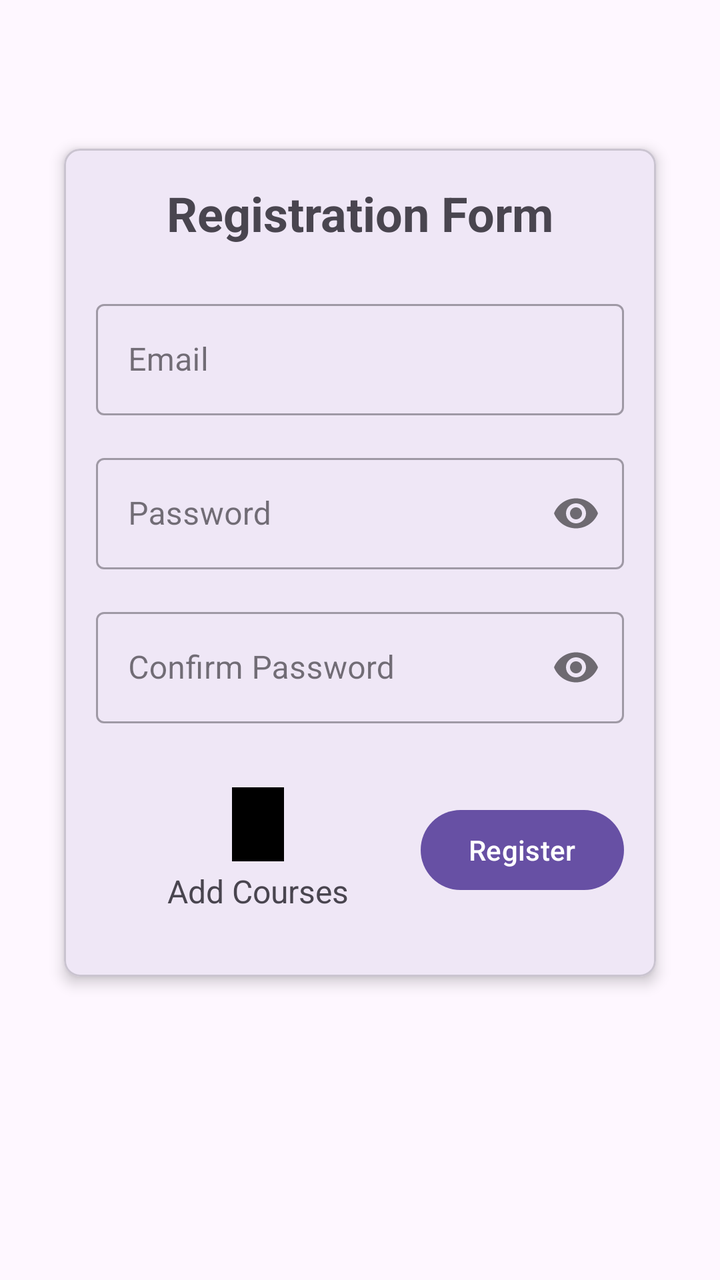
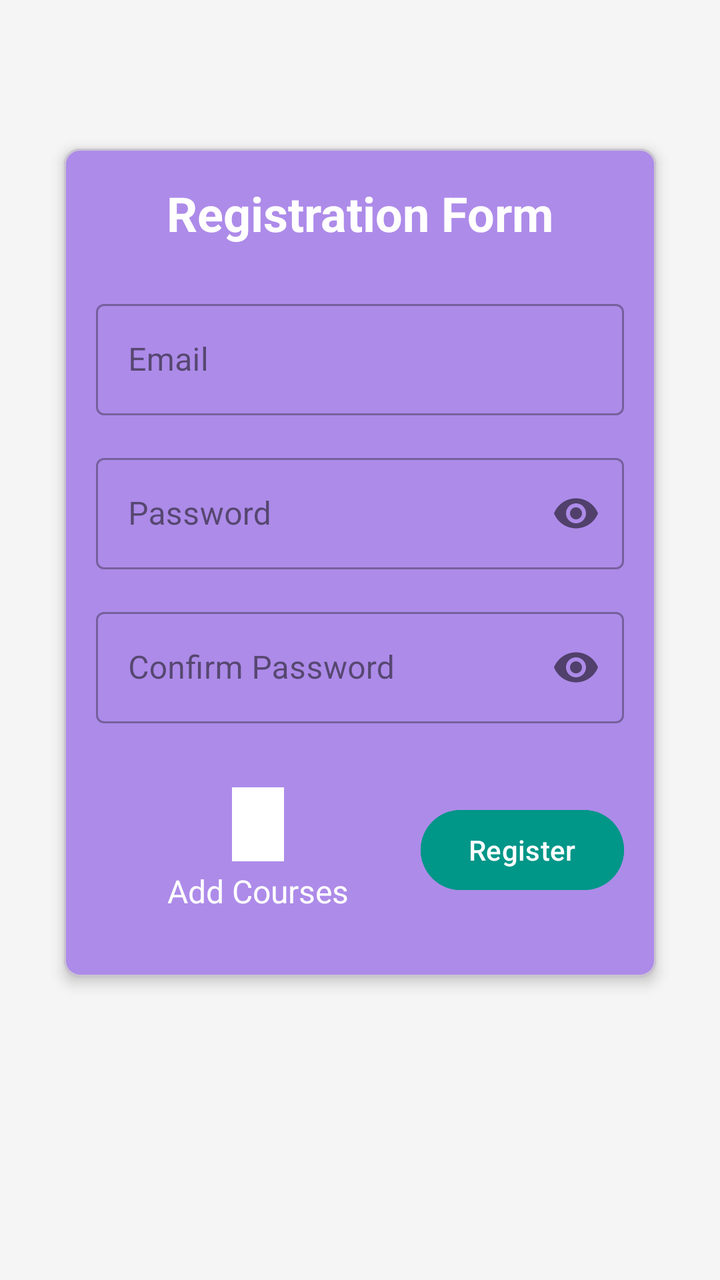

The first picture is an Android layout as it rendered before a commit; the second is the same layout after the commit. The layout source and the unified diff follow.
<!-- AndroidManifest.xml: application theme Theme.Studybuddy3 -->
<!-- res/layout/activity_signup.xml -->
<?xml version="1.0" encoding="utf-8"?>
<androidx.constraintlayout.widget.ConstraintLayout xmlns:android="http://schemas.android.com/apk/res/android"
    xmlns:app="http://schemas.android.com/apk/res-auto"
    android:layout_width="match_parent"
    android:layout_height="match_parent"
    android:padding="16dp">

    <com.google.android.material.card.MaterialCardView
        android:layout_width="match_parent"
        android:layout_height="wrap_content"
        android:layout_marginHorizontal="16dp"
        app:cardCornerRadius="8dp"
        app:cardElevation="4dp"
        app:layout_constraintBottom_toBottomOf="parent"
        app:layout_constraintTop_toTopOf="parent"
        app:layout_constraintVertical_bias="0.3">

        <LinearLayout
            android:layout_width="match_parent"
            android:layout_height="wrap_content"
            android:orientation="vertical"
            android:padding="16dp">

            <TextView
                android:layout_width="match_parent"
                android:layout_height="wrap_content"
                android:gravity="center"
                android:text="Registration Form"
                android:textSize="24sp"
                android:textStyle="bold"
                android:layout_marginBottom="24dp"/>

            <com.google.android.material.textfield.TextInputLayout
                android:id="@+id/emailLayout"
                android:layout_width="match_parent"
                android:layout_height="wrap_content"
                android:layout_marginBottom="16dp"
                style="@style/Widget.MaterialComponents.TextInputLayout.OutlinedBox">

                <com.google.android.material.textfield.TextInputEditText
                    android:id="@+id/emailInput"
                    android:layout_width="match_parent"
                    android:layout_height="wrap_content"
                    android:hint="Email"
                    android:inputType="textEmailAddress"/>
            </com.google.android.material.textfield.TextInputLayout>

            <com.google.android.material.textfield.TextInputLayout
                android:id="@+id/passwordLayout"
                android:layout_width="match_parent"
                android:layout_height="wrap_content"
                android:layout_marginBottom="16dp"
                app:passwordToggleEnabled="true"
                style="@style/Widget.MaterialComponents.TextInputLayout.OutlinedBox">

                <com.google.android.material.textfield.TextInputEditText
                    android:id="@+id/passwordInput"
                    android:layout_width="match_parent"
                    android:layout_height="wrap_content"
                    android:hint="Password"
                    android:inputType="textPassword"/>
            </com.google.android.material.textfield.TextInputLayout>

            <com.google.android.material.textfield.TextInputLayout
                android:id="@+id/confirmPasswordLayout"
                android:layout_width="match_parent"
                android:layout_height="wrap_content"
                android:layout_marginBottom="16dp"
                app:passwordToggleEnabled="true"
                style="@style/Widget.MaterialComponents.TextInputLayout.OutlinedBox">

                <com.google.android.material.textfield.TextInputEditText
                    android:id="@+id/confirmPasswordInput"
                    android:layout_width="match_parent"
                    android:layout_height="wrap_content"
                    android:hint="Confirm Password"
                    android:inputType="textPassword"/>
            </com.google.android.material.textfield.TextInputLayout>

            <com.google.android.material.chip.ChipGroup
                android:id="@+id/courseChipGroup"
                android:layout_width="match_parent"
                android:layout_height="wrap_content"
                android:layout_marginBottom="16dp"/>

            <LinearLayout
                android:layout_width="match_parent"
                android:layout_height="wrap_content"
                android:orientation="horizontal"
                android:gravity="center_vertical"
                android:layout_marginBottom="16dp">

                <LinearLayout
                    android:layout_width="0dp"
                    android:layout_height="wrap_content"
                    android:layout_weight="1"
                    android:orientation="vertical"
                    android:gravity="center">

                    <ImageButton
                        android:id="@+id/addCoursesButton"
                        android:layout_width="26dp"
                        android:layout_height="37dp"
                        android:adjustViewBounds="true"
                        android:background="?android:attr/selectableItemBackgroundBorderless"
                        android:contentDescription="Add Courses Button"
                        android:maxWidth="48dp"
                        android:maxHeight="48dp"
                        android:src="@drawable/ic_spinner" />

                    <TextView
                        android:layout_width="wrap_content"
                        android:layout_height="wrap_content"
                        android:gravity="center"
                        android:text="Add Courses"
                        android:textSize="16sp"
                        android:layout_marginTop="4dp"/>
                </LinearLayout>

                <com.google.android.material.button.MaterialButton
                    android:id="@+id/registerButton"
                    android:layout_width="wrap_content"
                    android:layout_height="wrap_content"
                    android:text="Register"
                    android:layout_gravity="center" />
            </LinearLayout>


            <ProgressBar
                android:id="@+id/progressBar"
                android:layout_width="wrap_content"
                android:layout_height="wrap_content"
                android:layout_gravity="center"
                android:visibility="gone"/>

        </LinearLayout>

    </com.google.android.material.card.MaterialCardView>

</androidx.constraintlayout.widget.ConstraintLayout>
<!-- resources referenced by this layout -->
<resources>
  <!-- drawable ic_spinner: png bitmap (drawable, 15351 bytes) -->
  <style name="Theme.Studybuddy3" parent="Base.Theme.Studybuddy3" />
  <style name="Base.Theme.Studybuddy3" parent="Theme.Material3.DayNight.NoActionBar">
          
          
      </style>
</resources>

<!-- the commit's change to res/layout/activity_signup.xml (unified diff, before → after) -->
@@ -3,7 +3,8 @@
     xmlns:app="http://schemas.android.com/apk/res-auto"
     android:layout_width="match_parent"
     android:layout_height="match_parent"
-    android:padding="16dp">
+    android:padding="16dp"
+    android:background="@color/background_color">
 
     <com.google.android.material.card.MaterialCardView
         android:layout_width="match_parent"
@@ -11,6 +12,7 @@
         android:layout_marginHorizontal="16dp"
         app:cardCornerRadius="8dp"
         app:cardElevation="4dp"
+        app:cardBackgroundColor="#AD8BE9"
         app:layout_constraintBottom_toBottomOf="parent"
         app:layout_constraintTop_toTopOf="parent"
         app:layout_constraintVertical_bias="0.3">
@@ -28,7 +30,8 @@
                 android:text="Registration Form"
                 android:textSize="24sp"
                 android:textStyle="bold"
-                android:layout_marginBottom="24dp"/>
+                android:layout_marginBottom="24dp"
+                android:textColor="@android:color/white" />
 
             <com.google.android.material.textfield.TextInputLayout
                 android:id="@+id/emailLayout"
@@ -42,7 +45,7 @@
                     android:layout_width="match_parent"
                     android:layout_height="wrap_content"
                     android:hint="Email"
-                    android:inputType="textEmailAddress"/>
+                    android:inputType="textEmailAddress" />
             </com.google.android.material.textfield.TextInputLayout>
 
             <com.google.android.material.textfield.TextInputLayout
@@ -58,7 +61,7 @@
                     android:layout_width="match_parent"
                     android:layout_height="wrap_content"
                     android:hint="Password"
-                    android:inputType="textPassword"/>
+                    android:inputType="textPassword" />
             </com.google.android.material.textfield.TextInputLayout>
 
             <com.google.android.material.textfield.TextInputLayout
@@ -74,14 +77,14 @@
                     android:layout_width="match_parent"
                     android:layout_height="wrap_content"
                     android:hint="Confirm Password"
-                    android:inputType="textPassword"/>
+                    android:inputType="textPassword" />
             </com.google.android.material.textfield.TextInputLayout>
 
             <com.google.android.material.chip.ChipGroup
                 android:id="@+id/courseChipGroup"
                 android:layout_width="match_parent"
                 android:layout_height="wrap_content"
-                android:layout_marginBottom="16dp"/>
+                android:layout_marginBottom="16dp" />
 
             <LinearLayout
                 android:layout_width="match_parent"
@@ -106,7 +109,8 @@
                         android:contentDescription="Add Courses Button"
                         android:maxWidth="48dp"
                         android:maxHeight="48dp"
-                        android:src="@drawable/ic_spinner" />
+                        android:src="@drawable/ic_spinner"
+                        app:tint="@android:color/white" />
 
                     <TextView
                         android:layout_width="wrap_content"
@@ -114,7 +118,8 @@
                         android:gravity="center"
                         android:text="Add Courses"
                         android:textSize="16sp"
-                        android:layout_marginTop="4dp"/>
+                        android:layout_marginTop="4dp"
+                        android:textColor="@android:color/white" />
                 </LinearLayout>
 
                 <com.google.android.material.button.MaterialButton
@@ -122,16 +127,16 @@
                     android:layout_width="wrap_content"
                     android:layout_height="wrap_content"
                     android:text="Register"
-                    android:layout_gravity="center" />
+                    android:backgroundTint="@color/secondary_color"
+                    android:textColor="@android:color/white" />
             </LinearLayout>
-
 
             <ProgressBar
                 android:id="@+id/progressBar"
                 android:layout_width="wrap_content"
                 android:layout_height="wrap_content"
                 android:layout_gravity="center"
-                android:visibility="gone"/>
+                android:visibility="gone" />
 
         </LinearLayout>
 
<!-- resource entries referenced after the edit -->
@@ -1,5 +1,7 @@
 <!-- resources referenced by this layout -->
 <resources>
+  <color name="background_color">#F5F5F5</color>
+  <color name="secondary_color">#009688</color>
   <!-- drawable ic_spinner: png bitmap (drawable, 15351 bytes) -->
   <style name="Theme.Studybuddy3" parent="Base.Theme.Studybuddy3" />
   <style name="Base.Theme.Studybuddy3" parent="Theme.Material3.DayNight.NoActionBar">
